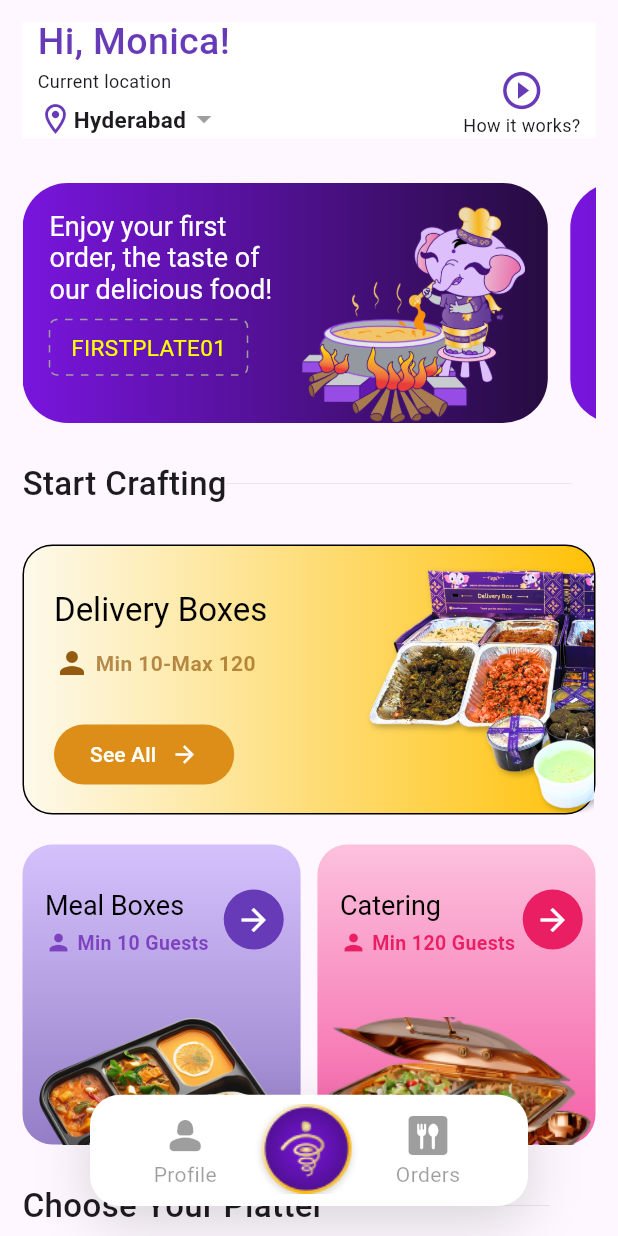
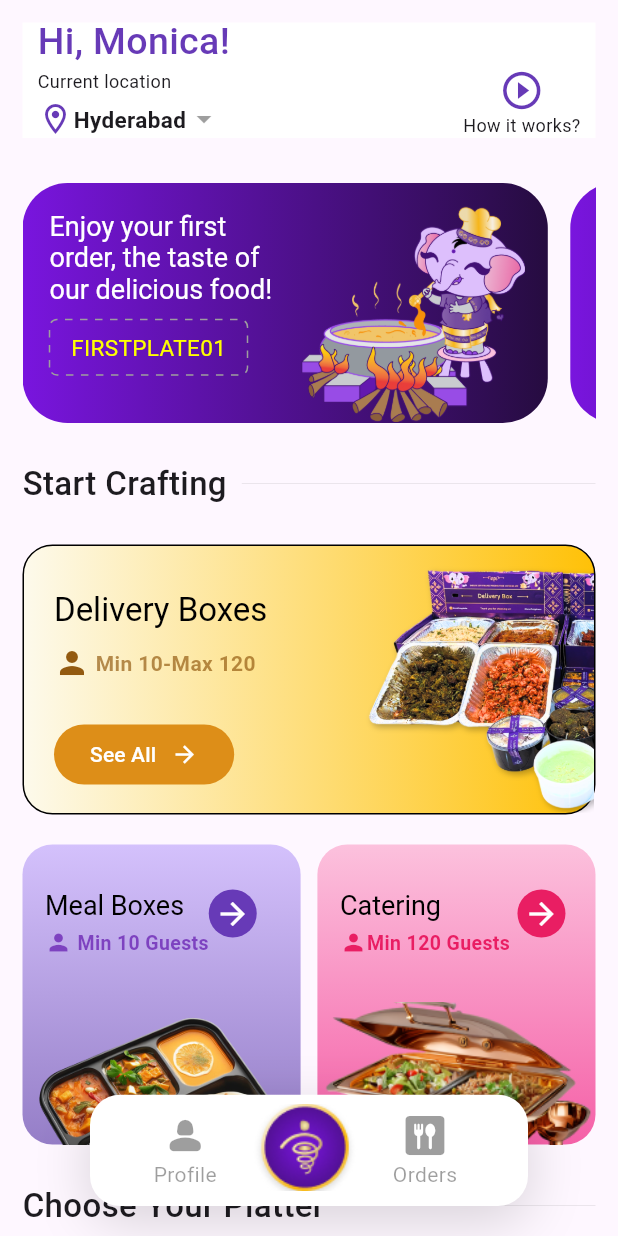
Before and after one commit to devzaq/Easy-Food-Delivery, a Flutter app: the screen it shows after launch, on a phone screen of 412 x 824 dp. Run offline on Flutter 3.47's test engine with Material 3 defaults, Android fonts, the phone set to English and light mode, and no system bars; drawn by our look-alikes of dotted_border.

Commit message:
scroll bug fix

```diff
--- a/lib/main.dart
+++ b/lib/main.dart
@@ -71,6 +71,7 @@ class MainScreenState extends State<MainScreen> {
             ),
             child: ListView.builder(
               itemCount: 3,
+              physics: const NeverScrollableScrollPhysics(),
               scrollDirection: Axis.horizontal,
               padding: EdgeInsets.symmetric(horizontal: size.width * .045),
               itemBuilder: (context, index) => InkWell(
@@ -89,8 +90,8 @@ class MainScreenState extends State<MainScreen> {
                           ? Column(
                               children: [
                                 Container(
-                                  height: 72,
-                                  width: 72,
+                                  height: 70,
+                                  width: 70,
                                   decoration: const BoxDecoration(
                                     image: DecorationImage(
                                       alignment: Alignment.center,
--- a/lib/screens/home_screen.dart
+++ b/lib/screens/home_screen.dart
@@ -8,6 +8,7 @@ import 'package:cmp_assignment/widgets/meal_box_platter_card.dart';
 import 'package:cmp_assignment/widgets/offer_card.dart';
 import 'package:cmp_assignment/widgets/platter_card.dart';
 import 'package:cmp_assignment/widgets/platter_heading.dart';
+import 'package:flutter/cupertino.dart';
 import 'package:flutter/material.dart';
 
 class HomeScreen extends StatefulWidget {
@@ -57,11 +58,13 @@ class _HomeScreenState extends State<HomeScreen> {
                       style:
                           TextStyle(fontSize: 22, fontWeight: FontWeight.w500),
                     ),
-                    SizedBox(
-                      width: 230,
+                    SizedBox(width: 10),
+                    Expanded(
+                      child: SizedBox(
                         child: Divider(
                           thickness: 0.05,
                           color: Colors.black,
+                        ),
                       ),
                     )
                   ],
@@ -78,11 +81,13 @@ class _HomeScreenState extends State<HomeScreen> {
                       style:
                           TextStyle(fontSize: 22, fontWeight: FontWeight.w500),
                     ),
-                    SizedBox(
-                      width: 150,
+                    SizedBox(width: 10),
+                    Expanded(
+                      child: SizedBox(
                         child: Divider(
                           thickness: 0.05,
                           color: Colors.black,
+                        ),
                       ),
                     )
                   ],
--- a/lib/widgets/meal_box_card.dart
+++ b/lib/widgets/meal_box_card.dart
@@ -1,5 +1,4 @@
 import 'package:flutter/material.dart';
-import 'package:flutter/widgets.dart';
 
 class MealBoxCard extends StatelessWidget {
   const MealBoxCard({super.key});
@@ -70,12 +69,11 @@ class MealBoxCard extends StatelessWidget {
                             SizedBox(height: 40),
                           ],
                         ),
-                        SizedBox(width: 10),
                         Column(
                           children: [
                             CircleAvatar(
                               backgroundColor: Colors.deepPurple,
-                              radius: 20,
+                              radius: 16,
                               child: IconButton(
                                 padding: EdgeInsets.zero,
                                 icon: Icon(
@@ -136,6 +134,7 @@ class MealBoxCard extends StatelessWidget {
                   children: [
                     Row(
                       crossAxisAlignment: CrossAxisAlignment.start,
+                      mainAxisAlignment: MainAxisAlignment.start,
                       children: [
                         Column(
                           crossAxisAlignment: CrossAxisAlignment.start,
@@ -160,7 +159,7 @@ class MealBoxCard extends StatelessWidget {
                                   color: Colors.pink,
                                 ),
                                 Text(
-                                  " Min 120 Guests",
+                                  "Min 120 Guests",
                                   style: TextStyle(
                                     fontSize: 13,
                                     fontWeight: FontWeight.w600,
@@ -169,7 +168,7 @@ class MealBoxCard extends StatelessWidget {
                                 ),
                               ],
                             ),
-                            SizedBox(height: 40),
+                            SizedBox(height: 30),
                           ],
                         ),
                         SizedBox(width: 5),
@@ -177,7 +176,7 @@ class MealBoxCard extends StatelessWidget {
                           children: [
                             CircleAvatar(
                               backgroundColor: Colors.pink,
-                              radius: 20,
+                              radius: 16,
                               child: IconButton(
                                 padding: EdgeInsets.zero,
                                 icon: Icon(
```
Lines whose indentation alone changed are shown as unchanged.
